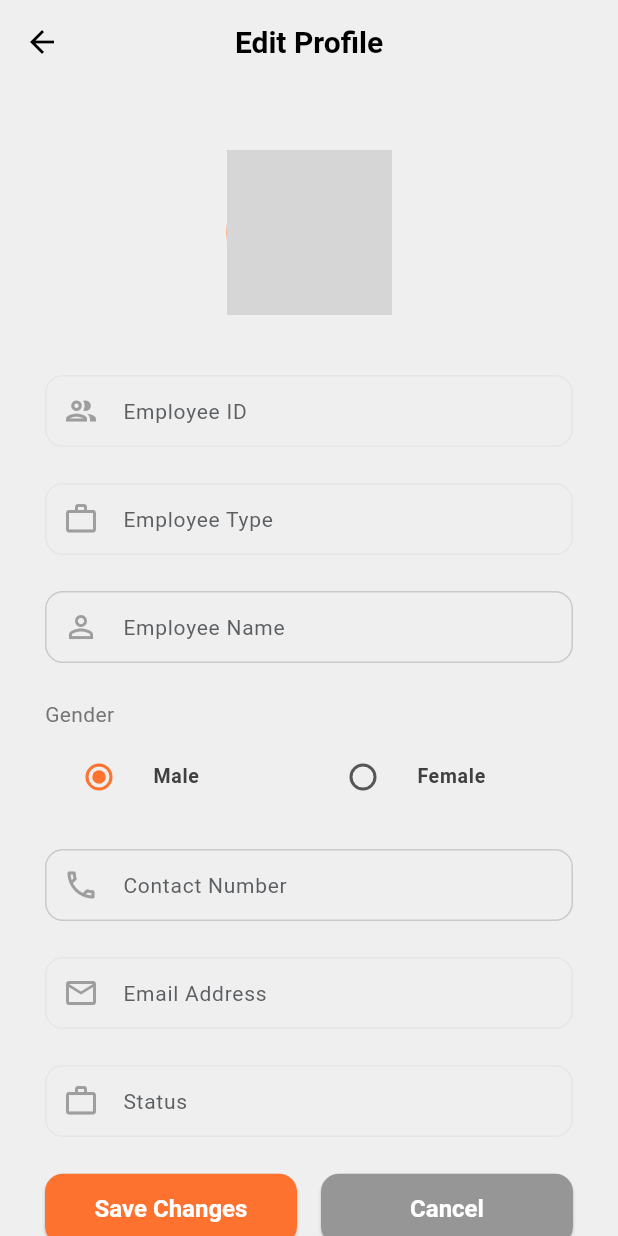
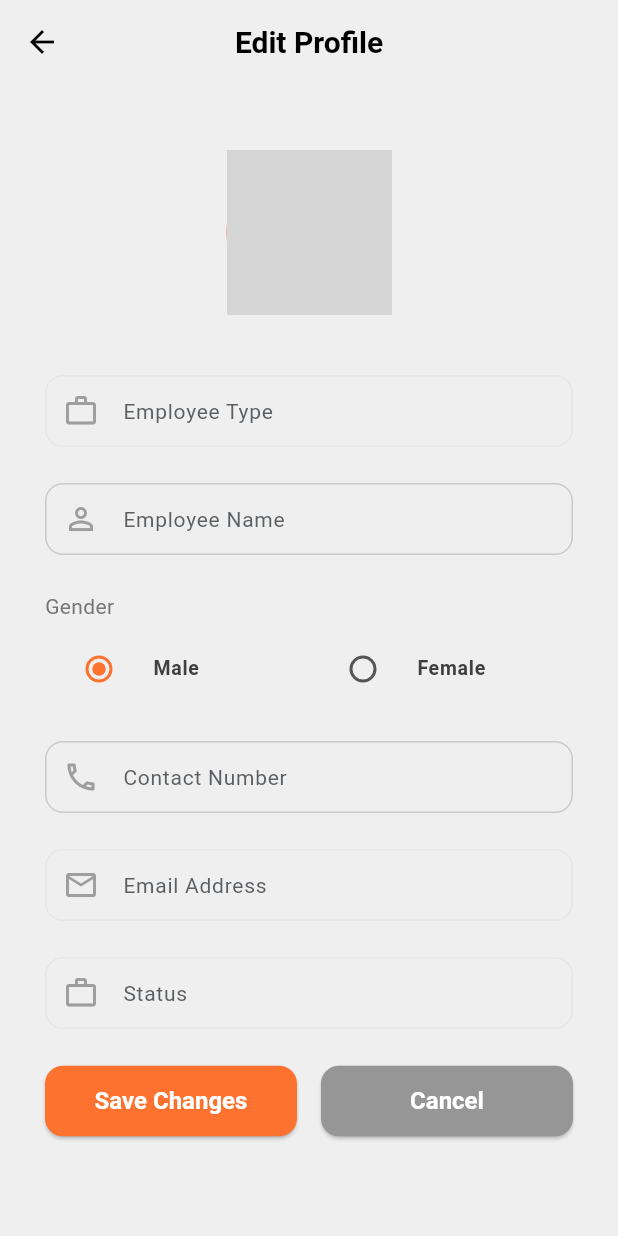
Before and after one commit to chloe2565/fyp, a Flutter app: the EmpEditProfileScreen screen opened directly with empty values, on a phone screen of 412 x 824 dp. Run offline on Flutter 3.47's test engine with Material 3 defaults, Android fonts, the phone set to English and light mode, and no system bars; our stand-ins replace cloud_firestore, cloud_functions, device_info_plus, firebase_auth, firebase_core, firebase_messaging and 16 more; missing offline and left inert: flutter_stripe, osm_nominatim; accounts and stored records are empty; network calls fail; Roboto replaces fonts that are missing (Plus Jakarta Sans, Poppins); project files that could hold a hidden picture were left out; key blocks and very long unbroken strings in the code were emptied for the run; grey boxes are pictures that could not be loaded.

Commit message:
emp profile

```diff
--- a/lib/modules/employee/empEditProfile.dart
+++ b/lib/modules/employee/empEditProfile.dart
@@ -125,7 +125,6 @@ Future<void> pickImage() async {
           message: "Your profile has been updated successfully.",
           onPrimary: () {
             widget.onProfileUpdated();
-            Navigator.of(context).pop(); // Close loading
             Navigator.of(context).pop(); // Close success
             Navigator.of(context).pop(); // Close edit screen
           },
@@ -205,16 +204,16 @@ Future<void> pickImage() async {
               const SizedBox(height: 40),
 
               // Employee ID
-              TextFormField(
-                enabled: false,
-                initialValue: widget.empID,
-                decoration: const InputDecoration(
-                  labelText: 'Employee ID',
-                  prefixIcon: Icon(Icons.people_outlined, color: Colors.grey),
-                ),
-                style: Theme.of(context).textTheme.bodySmall,
-              ),
-              const SizedBox(height: 24),
+              // TextFormField(
+              //   enabled: false,
+              //   initialValue: widget.empID,
+              //   decoration: const InputDecoration(
+              //     labelText: 'Employee ID',
+              //     prefixIcon: Icon(Icons.people_outlined, color: Colors.grey),
+              //   ),
+              //   style: Theme.of(context).textTheme.bodySmall,
+              // ),
+              // const SizedBox(height: 24),
 
               // Employee Type
               TextFormField(
--- a/lib/modules/employee/empProfile.dart
+++ b/lib/modules/employee/empProfile.dart
@@ -81,8 +81,8 @@ class EmpProfileScreenState extends State<EmpProfileScreen> {
                 const SizedBox(height: 30),
 
                 // Employee ID
-                infoRow('Employee ID', emp.empID),
-                const SizedBox(height: 24),
+                // infoRow('Employee ID', emp.empID),
+                // const SizedBox(height: 24),
 
                 // Employee Type
                 infoRow(
@@ -102,8 +102,7 @@ class EmpProfileScreenState extends State<EmpProfileScreen> {
                 // Employee Contact Number
                 infoRow(
                   'Contact Number',
-                  Formatter.formatPhoneNumber(user.userContact),
-                  showFlag: true,
+                  Formatter.formatPhoneNumber(user.userContact)
                 ),
                 const SizedBox(height: 24),
 
```
Also changed, not shown: lib/controller/employee.dart (+5 -3 lines).
